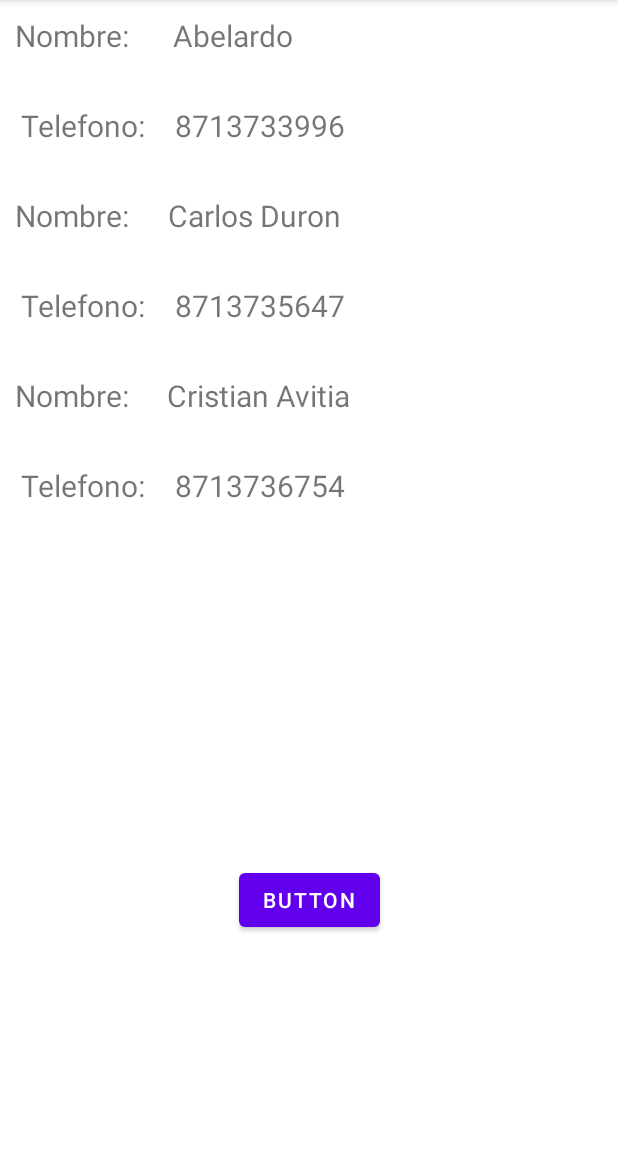
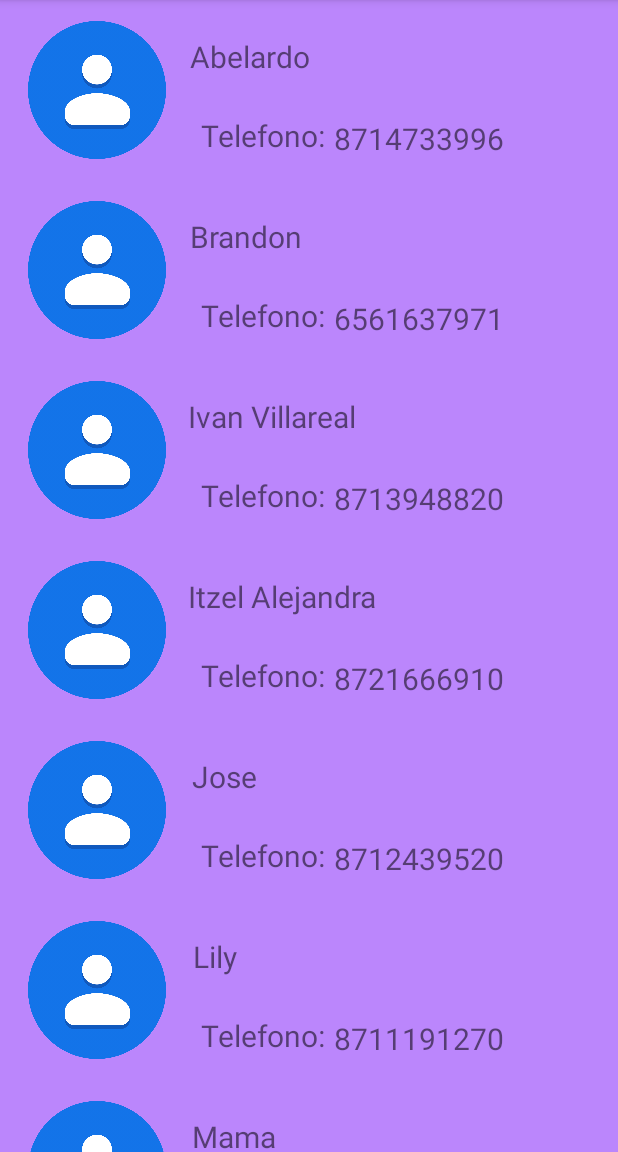
Before and after one commit to AbelardoReyes/Android_RecyclerView, an Android app: the screen it shows after launch (MainActivity), on a phone screen of 412 x 824 dp, the part 84-1236 px from its top. Run offline under Robolectric (Android 15) with nearby library versions, the phone set to English and light mode, and no system bars.

```diff
--- a/app/src/main/java/com/example/recyclerview/MainActivity.java
+++ b/app/src/main/java/com/example/recyclerview/MainActivity.java
@@ -24,27 +24,20 @@ import java.util.ArrayList;
 public class MainActivity extends AppCompatActivity {
     private ArrayList<Persona> PersonList;
     private RecyclerView recyclerview;
-    int requescode = 200;
+    int requescode = 255;
     boolean b = false;
     TextView text;
+
 
     @Override
     protected void onCreate(Bundle savedInstanceState) {
         super.onCreate(savedInstanceState);
         setContentView(R.layout.activity_main);
         text = findViewById(R.id.telefono);
-        Button llamada = findViewById(R.id.button);
         recyclerview = findViewById(R.id.recycler);
         PersonList = new ArrayList<>();
         setGetPerson();
         setAdapter();
-
-        llamada.setOnClickListener(new View.OnClickListener() {
-            @Override
-            public void onClick(View view) {
-
-            }
-        });
     }
 
     private void setAdapter() {
@@ -62,11 +55,14 @@ public class MainActivity extends AppCompatActivity {
     }
 
     private void setGetPerson() {
-        PersonList.add(new Persona("Abelardo", "8713733996"));
-        PersonList.add(new Persona("Carlos Duron", "8713735647"));
-        PersonList.add(new Persona("Cristian Avitia", "8713736754"));
-
-
+        PersonList.add(new Persona("Abelardo", "8714733996"));
+        PersonList.add(new Persona("Brandon", "6561637971"));
+        PersonList.add(new Persona("Ivan Villareal", "8713948820"));
+        PersonList.add(new Persona("Itzel Alejandra", "8721666910"));
+        PersonList.add(new Persona("Jose", "8712439520"));
+        PersonList.add(new Persona("Lily", "8711191270"));
+        PersonList.add(new Persona("Mama", "8711003892"));
+        PersonList.add(new Persona("Juan Carlos", "8715495040"));
     }
 
 
@@ -80,13 +76,13 @@ public class MainActivity extends AppCompatActivity {
         {
             ejecutarLlamada();
         }else{
-            ActivityCompat.requestPermissions(MainActivity.this,new String[]{Manifest.permission.CALL_PHONE},255);
+            ActivityCompat.requestPermissions(MainActivity.this,new String[]{Manifest.permission.CALL_PHONE},requescode);
         }
     }
     @Override
     public void onRequestPermissionsResult(int requestCode, @NonNull String[] permissions, @NonNull int[] grantResults) {
         super.onRequestPermissionsResult(requestCode, permissions, grantResults);
-        if(requestCode==255){
+        if(requestCode==requescode){
             if(permissions.length>=0 &&grantResults[0]==PackageManager.PERMISSION_GRANTED){
                 Toast.makeText(this,"Permisos Aceptados",Toast.LENGTH_SHORT).show();
                 ejecutarLlamada();
--- a/app/src/main/res/layout/activity_main.xml
+++ b/app/src/main/res/layout/activity_main.xml
@@ -18,15 +18,4 @@
         app:layout_constraintTop_toTopOf="parent"
         app:layout_constraintVertical_bias="0.0" />
 
-    <Button
-        android:id="@+id/button"
-        android:layout_width="wrap_content"
-        android:layout_height="wrap_content"
-        android:text="Button"
-        app:layout_constraintBottom_toBottomOf="parent"
-        app:layout_constraintEnd_toEndOf="parent"
-        app:layout_constraintStart_toStartOf="parent"
-        app:layout_constraintTop_toTopOf="@+id/recycler"
-        app:layout_constraintVertical_bias="0.8"/>
-
 </androidx.constraintlayout.widget.ConstraintLayout>
--- a/app/src/main/res/layout/lista.xml
+++ b/app/src/main/res/layout/lista.xml
@@ -2,24 +2,9 @@
 <androidx.constraintlayout.widget.ConstraintLayout xmlns:android="http://schemas.android.com/apk/res/android"
     xmlns:app="http://schemas.android.com/apk/res-auto"
     xmlns:tools="http://schemas.android.com/tools"
+    android:background="@color/purple_200"
     android:layout_width="match_parent"
     android:layout_height="120dp">
-
-    <TextView
-        android:id="@+id/textView"
-        android:layout_width="wrap_content"
-        android:layout_height="wrap_content"
-        android:text="Nombre:"
-        app:layout_constraintBottom_toBottomOf="parent"
-        app:layout_constraintEnd_toEndOf="parent"
-        app:layout_constraintStart_toStartOf="parent"
-        app:layout_constraintTop_toTopOf="parent"
-        app:layout_constraintVertical_bias="0"
-        app:layout_constraintHorizontal_bias="0"
-        android:paddingTop="10dp"
-        android:paddingLeft="10dp"
-        android:textSize="20dp"
-        />
 
     <TextView
         android:id="@+id/nombre"
@@ -31,24 +16,24 @@
         android:textSize="20dp"
         app:layout_constraintBottom_toBottomOf="parent"
         app:layout_constraintEnd_toEndOf="parent"
-        app:layout_constraintHorizontal_bias="0.1"
-        app:layout_constraintStart_toEndOf="@+id/textView"
+        app:layout_constraintHorizontal_bias="0.038"
+        app:layout_constraintStart_toEndOf="@+id/imageView2"
         app:layout_constraintTop_toTopOf="parent"
-        app:layout_constraintVertical_bias="0" />
+        app:layout_constraintVertical_bias="0.168" />
 
     <TextView
         android:id="@+id/textView5"
         android:layout_width="wrap_content"
         android:layout_height="wrap_content"
+        android:layout_marginBottom="16dp"
         android:paddingLeft="10dp"
         android:paddingTop="10dp"
         android:text="Telefono:"
         android:textSize="20dp"
         app:layout_constraintBottom_toBottomOf="parent"
         app:layout_constraintEnd_toEndOf="parent"
-        app:layout_constraintHorizontal_bias="0.012"
-        app:layout_constraintStart_toStartOf="parent"
-        app:layout_constraintTop_toBottomOf="@+id/textView" />
+        app:layout_constraintHorizontal_bias="0.053"
+        app:layout_constraintStart_toEndOf="@+id/imageView2" />
 
     <TextView
         android:id="@+id/telefono"
@@ -60,8 +45,20 @@
         android:textSize="20dp"
         app:layout_constraintBottom_toBottomOf="parent"
         app:layout_constraintEnd_toEndOf="parent"
-        app:layout_constraintHorizontal_bias="0.1"
+        app:layout_constraintHorizontal_bias="0.076"
         app:layout_constraintStart_toEndOf="@+id/textView5"
-        app:layout_constraintTop_toBottomOf="@+id/nombre" />
+        app:layout_constraintTop_toTopOf="parent"
+        app:layout_constraintVertical_bias="0.831" />
+
+    <ImageView
+        android:id="@+id/imageView2"
+        android:layout_width="97dp"
+        android:layout_height="92dp"
+        app:layout_constraintBottom_toBottomOf="parent"
+        app:layout_constraintEnd_toEndOf="parent"
+        app:layout_constraintHorizontal_bias="0.051"
+        app:layout_constraintStart_toStartOf="parent"
+        app:layout_constraintTop_toTopOf="parent"
+        app:srcCompat="@drawable/contactos" />
 
 </androidx.constraintlayout.widget.ConstraintLayout>
```
Also changed, not shown: app/src/main/res/drawable/contactos.png (added), 1 other file.
